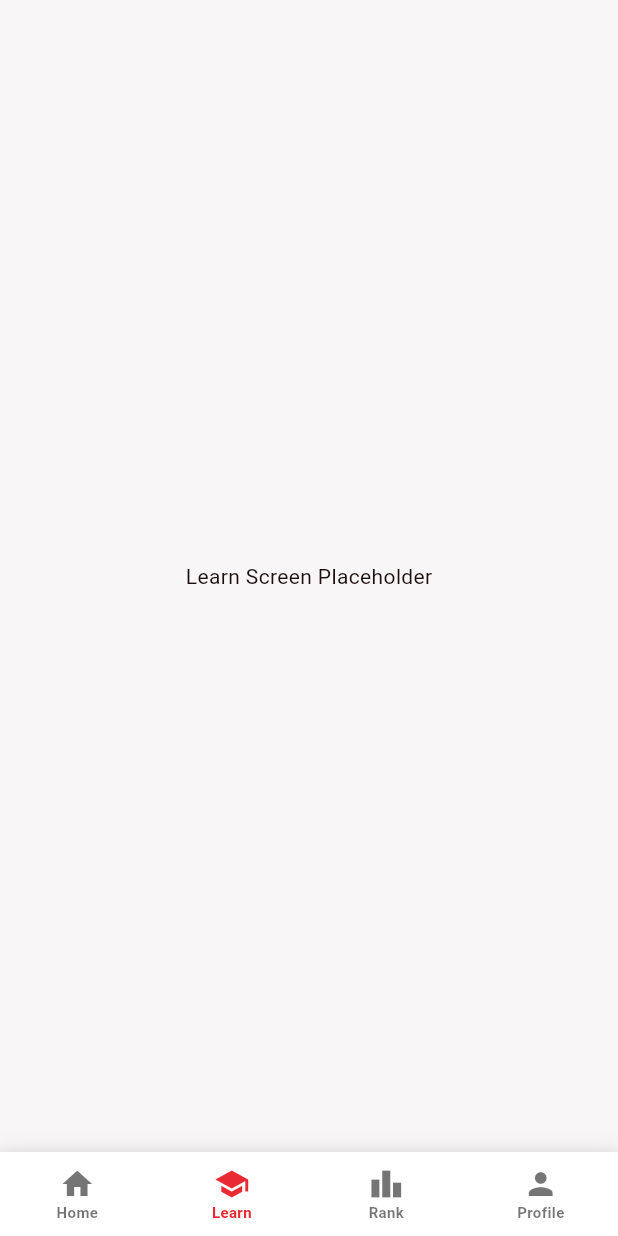
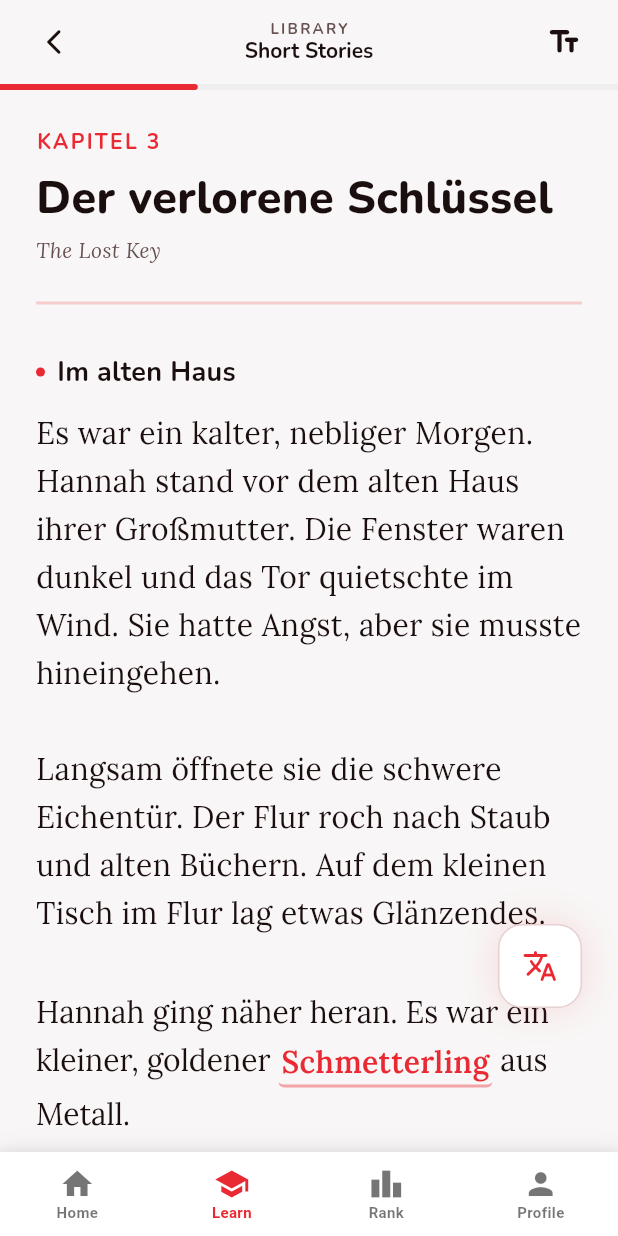
Before and after one commit to kowshikRoy/takt, a Flutter app: the MainScaffold screen opened directly, item 2 of the bottom bar chosen, on a phone screen of 412 x 824 dp. Run offline on Flutter 3.47's test engine with Material 3 defaults, Android fonts, the phone set to English and light mode, and no system bars; our stand-ins replace flutter_animate, google_fonts.

Commit message:
feat: Implement StoryScreen and integrate it into the MainScaffold navigation.

```diff
--- a/lib/screens/main_scaffold.dart
+++ b/lib/screens/main_scaffold.dart
@@ -2,6 +2,7 @@ import 'package:flutter/material.dart';
 import 'home_screen.dart';
 import '../theme/app_theme.dart';
 import 'profile_screen.dart';
+import 'story_screen.dart';
 
 class MainScaffold extends StatefulWidget {
   const MainScaffold({super.key});
@@ -15,7 +16,7 @@ class _MainScaffoldState extends State<MainScaffold> {
 
   final List<Widget> _screens = [
     const HomeScreen(),
-    const Center(child: Text("Learn Screen Placeholder")),
+    const StoryScreen(),
     const Center(child: Text("Rank Screen Placeholder")),
     const ProfileScreen(),
   ];
--- /dev/null
+++ b/lib/screens/story_screen.dart
@@ -0,0 +1,418 @@
+import 'package:flutter/material.dart';
+import 'package:google_fonts/google_fonts.dart';
+import '../theme/app_theme.dart';
+
+class StoryScreen extends StatefulWidget {
+  const StoryScreen({super.key});
+
+  @override
+  State<StoryScreen> createState() => _StoryScreenState();
+}
+
+class _StoryScreenState extends State<StoryScreen> {
+  // State for the interactive word tooltip
+  bool _isTooltipVisible = false;
+
+  @override
+  Widget build(BuildContext context) {
+    return Scaffold(
+      backgroundColor: AppTheme.backgroundLight,
+      body: Stack(
+        children: [
+          // Content
+          CustomScrollView(
+            slivers: [
+              _buildStickyHeader(context),
+              SliverToBoxAdapter(child: _buildProgressBar(context)),
+              SliverPadding(
+                padding: const EdgeInsets.fromLTRB(24, 24, 24, 128), // pb-32 approx
+                sliver: SliverList(
+                  delegate: SliverChildListDelegate([
+                    _buildTitleSection(context),
+                    const SizedBox(height: 32),
+                    _buildStoryContent(context),
+                  ]),
+                ),
+              ),
+            ],
+          ),
+
+          // Floating Action Button
+          Positioned(
+            bottom: 96, // Above bottom nav
+            right: 24,
+            child: Container(
+              width: 56,
+              height: 56,
+              decoration: BoxDecoration(
+                color: AppTheme.surfaceLight,
+                borderRadius: BorderRadius.circular(16),
+                border: Border.all(color: AppTheme.borderLight),
+                boxShadow: const [
+                  BoxShadow(color: Color.fromRGBO(234, 46, 51, 0.15), blurRadius: 20, spreadRadius: 0) // shadow-glow
+                ],
+              ),
+              child: IconButton(
+                icon: const Icon(Icons.translate_rounded, color: AppTheme.primary),
+                onPressed: () {},
+              ),
+            ),
+          ),
+
+          // Tooltip Overlay (Custom implementation for simplicity without OverlayEntry complexity for this demo)
+          if (_isTooltipVisible)
+            Positioned(
+              // Position relative to the screen, hardcoded estimate from "Schmetterling" position or dynamic if needed.
+              // For a robust implementation, we'd use CompositedTransformTarget, but here we can try a Stack alignment or just center/fixed for the demo since it's a specific "Mock" from HTML.
+              // However, since it points to "Schmetterling", let's make it look right.
+              // I'll wrap the word in a widget that updates the position or just position it near the text.
+              // Let's assume the text is roughly in the middle.
+              top: 350,
+              left: 24,
+              right: 24, // width constraint
+              child: _buildTooltipCard(context),
+            ),
+        ],
+      ),
+    );
+  }
+
+  Widget _buildStickyHeader(BuildContext context) {
+    return SliverAppBar(
+      pinned: true,
+      backgroundColor: AppTheme.backgroundLight.withValues(alpha: 0.95),
+      elevation: 0,
+       automaticallyImplyLeading: false,
+      title: Padding(
+        padding: const EdgeInsets.symmetric(vertical: 8.0),
+        child: Row(
+          mainAxisAlignment: MainAxisAlignment.spaceBetween,
+          children: [
+            // Back Button
+            Container(
+              width: 40, height: 40,
+              decoration: const BoxDecoration(shape: BoxShape.circle),
+              child: IconButton(
+                icon: const Icon(Icons.arrow_back_ios_new_rounded, size: 20, color: AppTheme.textMainLight),
+                onPressed: () {}, // No-op or pop
+              ),
+            ),
+            // Title
+            Column(
+              children: [
+                Text(
+                  'LIBRARY',
+                  style: GoogleFonts.nunito(
+                    fontSize: 10,
+                    fontWeight: FontWeight.bold,
+                    letterSpacing: 1.5,
+                    color: AppTheme.textSubLight,
+                  ),
+                ),
+                Text(
+                  'Short Stories',
+                  style: GoogleFonts.nunito(
+                    fontSize: 14,
+                    fontWeight: FontWeight.bold,
+                    color: AppTheme.textMainLight,
+                  ),
+                ),
+              ],
+            ),
+            // Settings Button
+             Container(
+              width: 40, height: 40,
+              decoration: const BoxDecoration(shape: BoxShape.circle),
+              child: IconButton(
+                icon: const Icon(Icons.text_fields_rounded, size: 24, color: AppTheme.textMainLight),
+                onPressed: () {},
+              ),
+            ),
+          ],
+        ),
+      ),
+    );
+  }
+
+  Widget _buildProgressBar(BuildContext context) {
+    return Container(
+      height: 4,
+      width: double.infinity,
+      color: Colors.grey[200], // bg-gray-200
+      child: FractionallySizedBox(
+        alignment: Alignment.centerLeft,
+        widthFactor: 0.32,
+        child: Container(
+          decoration: const BoxDecoration(
+            color: AppTheme.primary,
+            borderRadius: BorderRadius.horizontal(right: Radius.circular(999)),
+          ),
+        ),
+      ),
+    );
+  }
+
+  Widget _buildTitleSection(BuildContext context) {
+    return Container(
+      padding: const EdgeInsets.only(bottom: 24),
+      decoration: BoxDecoration(
+        border: Border(bottom: BorderSide(color: AppTheme.primary.withValues(alpha: 0.2), width: 2)),
+      ),
+      child: Column(
+        crossAxisAlignment: CrossAxisAlignment.start,
+        children: [
+          Text(
+            'KAPITEL 3',
+            style: GoogleFonts.nunito(
+              fontSize: 14,
+              fontWeight: FontWeight.bold,
+              color: AppTheme.primary,
+              letterSpacing: 1.5,
+            ),
+          ),
+          const SizedBox(height: 12),
+          Text(
+            'Der verlorene Schlüssel',
+            style: GoogleFonts.nunito(
+              fontSize: 30, // text-3xl
+              fontWeight: FontWeight.w800, // extrabold
+              height: 1.1,
+              color: AppTheme.textMainLight,
+            ),
+          ),
+          const SizedBox(height: 8),
+          Text(
+            'The Lost Key',
+            style: GoogleFonts.lora(
+              fontSize: 14,
+              fontStyle: FontStyle.italic,
+              color: AppTheme.textSubLight,
+            ),
+          ),
+        ],
+      ),
+    );
+  }
+
+  Widget _buildStoryContent(BuildContext context) {
+    return Column(
+      crossAxisAlignment: CrossAxisAlignment.start,
+      children: [
+        _buildSectionTitle('Im alten Haus', AppTheme.primary),
+        const SizedBox(height: 12),
+        _buildParagraph(
+          'Es war ein kalter, nebliger Morgen. Hannah stand vor dem alten Haus ihrer Großmutter. Die Fenster waren dunkel und das Tor quietschte im Wind. Sie hatte Angst, aber sie musste hineingehen.'
+        ),
+        const SizedBox(height: 32),
+
+        _buildParagraph(
+          'Langsam öffnete sie die schwere Eichentür. Der Flur roch nach Staub und alten Büchern. Auf dem kleinen Tisch im Flur lag etwas Glänzendes.'
+        ),
+        const SizedBox(height: 32),
+
+        // Interactive Paragraph
+        RichText(
+          text: TextSpan(
+             style: GoogleFonts.lora(
+                fontSize: 20, // text-xl
+                height: 1.6, // leading-9 approx
+                color: AppTheme.textMainLight,
+             ),
+             children: [
+               const TextSpan(text: 'Hannah ging näher heran. Es war ein kleiner, goldener '),
+               WidgetSpan(
+                 alignment: PlaceholderAlignment.baseline,
+                 baseline: TextBaseline.alphabetic,
+                 child: GestureDetector(
+                   onTap: () {
+                     setState(() {
+                       _isTooltipVisible = !_isTooltipVisible;
+                     });
+                   },
+                   child: Container(
+                     padding: const EdgeInsets.symmetric(horizontal: 2, vertical: 1),
+                     decoration: BoxDecoration(
+                       color: _isTooltipVisible ? AppTheme.primary.withValues(alpha: 0.1) : null,
+                       borderRadius: BorderRadius.circular(4),
+                       border: Border(bottom: BorderSide(color: AppTheme.primary.withValues(alpha: 0.4), width: 2, style: BorderStyle.solid)), // dotted not easy, solid for now
+                     ),
+                     child: Text(
+                       'Schmetterling',
+                       style: GoogleFonts.lora(
+                         fontSize: 20,
+                         fontWeight: FontWeight.w600,
+                         color: AppTheme.primary,
+                       ),
+                     ),
+                   ),
+                 ),
+               ),
+               const TextSpan(text: ' aus Metall.'),
+             ]
+          ),
+        ),
+
+        const SizedBox(height: 40),
+
+         _buildSectionTitle('Das Geheimnis', const Color(0xFFFF9F43)), // secondary
+         const SizedBox(height: 12),
+         _buildParagraph(
+           '"Warum liegt das hier?", flüsterte sie. Plötzlich hörte sie ein Geräusch aus dem ersten Stock. War sie wirklich allein?'
+         ),
+         const SizedBox(height: 16),
+         _buildParagraph(
+           'Ihr Herz klopfte schneller. Sie nahm den Gegenstand und steckte ihn in ihre Tasche.'
+         ),
+
+         const SizedBox(height: 40),
+      ],
+    );
+  }
+
+  Widget _buildParagraph(String text) {
+    return Text(
+      text,
+      style: GoogleFonts.lora(
+        fontSize: 20, // text-xl
+        height: 1.6, // leading-9
+        color: AppTheme.textMainLight,
+      ),
+    );
+  }
+
+  Widget _buildSectionTitle(String title, Color dotColor) {
+    return Row(
+      children: [
+        Container(width: 6, height: 6, decoration: BoxDecoration(color: dotColor, shape: BoxShape.circle)),
+        const SizedBox(width: 8),
+        Text(
+          title,
+          style: GoogleFonts.nunito(
+            fontSize: 18,
+            fontWeight: FontWeight.bold,
+            color: AppTheme.textMainLight,
+          ),
+        ),
+      ],
+    );
+  }
+
+  Widget _buildTooltipCard(BuildContext context) {
+    return Center(
+      child: Container(
+        width: 280, // w-64 approx
+        decoration: BoxDecoration(
+          color: AppTheme.surfaceLight,
+          borderRadius: BorderRadius.circular(16),
+          border: Border.all(color: AppTheme.borderLight),
+          boxShadow: const [
+             BoxShadow(color: Color.fromRGBO(0, 0, 0, 0.1), blurRadius: 20, offset: Offset(0, 10))
+          ],
+        ),
+        child: Column(
+          mainAxisSize: MainAxisSize.min,
+          crossAxisAlignment: CrossAxisAlignment.start,
+          children: [
+            // Header
+            Container(
+              padding: const EdgeInsets.symmetric(horizontal: 12, vertical: 8),
+              decoration: BoxDecoration(
+                border: Border(bottom: BorderSide(color: AppTheme.borderLight)),
+              ),
+              child: Row(
+                mainAxisAlignment: MainAxisAlignment.spaceBetween,
+                children: [
+                  Row(
+                    children: [
+                      Text(
+                        'Schmetterling',
+                        style: GoogleFonts.nunito(
+                          fontSize: 18,
+                          fontWeight: FontWeight.bold,
+                          color: AppTheme.textMainLight,
+                        ),
+                      ),
+                      const SizedBox(width: 8),
+                      Container(
+                        padding: const EdgeInsets.symmetric(horizontal: 6, vertical: 2),
+                        decoration: BoxDecoration(
+                          color: AppTheme.primary.withValues(alpha: 0.1),
+                          borderRadius: BorderRadius.circular(4),
+                        ),
+                        child: Text(
+                          'Masc',
+                          style: GoogleFonts.nunito(
+                            fontSize: 10,
+                            fontWeight: FontWeight.bold,
+                            color: AppTheme.primary,
+                          ),
+                        ),
+                      ),
+                    ],
+                  ),
+                  IconButton(
+                    icon: const Icon(Icons.volume_up_rounded, size: 20, color: Colors.grey),
+                    onPressed: () {},
+                    padding: EdgeInsets.zero,
+                    constraints: const BoxConstraints(),
+                  ),
+                ],
+              ),
+            ),
+            // Body
+            Padding(
+              padding: const EdgeInsets.all(12),
+              child: Column(
+                crossAxisAlignment: CrossAxisAlignment.start,
+                children: [
+                  Text(
+                    '(noun) Butterfly',
+                    style: GoogleFonts.lora(
+                      fontSize: 14,
+                      fontStyle: FontStyle.italic,
+                      color: AppTheme.textSubLight,
+                    ),
+                  ),
+                  const SizedBox(height: 12),
+                  SizedBox(
+                    width: double.infinity,
+                    height: 36,
+                    child: ElevatedButton(
+                      onPressed: () {
+                         setState(() {
+                           _isTooltipVisible = false;
+                         });
+                         ScaffoldMessenger.of(context).showSnackBar(const SnackBar(content: Text('Added to Vocabulary!')));
+                      },
+                      style: ElevatedButton.styleFrom(
+                        backgroundColor: AppTheme.primary,
+                        elevation: 4,
+                        shadowColor: AppTheme.primary.withValues(alpha: 0.2),
+                        shape: RoundedRectangleBorder(borderRadius: BorderRadius.circular(12)),
+                        padding: EdgeInsets.zero,
+                      ),
+                      child: Row(
+                        mainAxisAlignment: MainAxisAlignment.center,
+                        children: [
+                          const Icon(Icons.playlist_add_rounded, size: 18),
+                          const SizedBox(width: 8),
+                          Text(
+                            'Add to Vocabulary',
+                            style: GoogleFonts.nunito(
+                              fontSize: 12,
+                              fontWeight: FontWeight.bold,
+                            ),
+                          ),
+                        ],
+                      ),
+                    ),
+                  ),
+                ],
+              ),
+            ),
+          ],
+        ),
+      ),
+    );
+  }
+}
```
